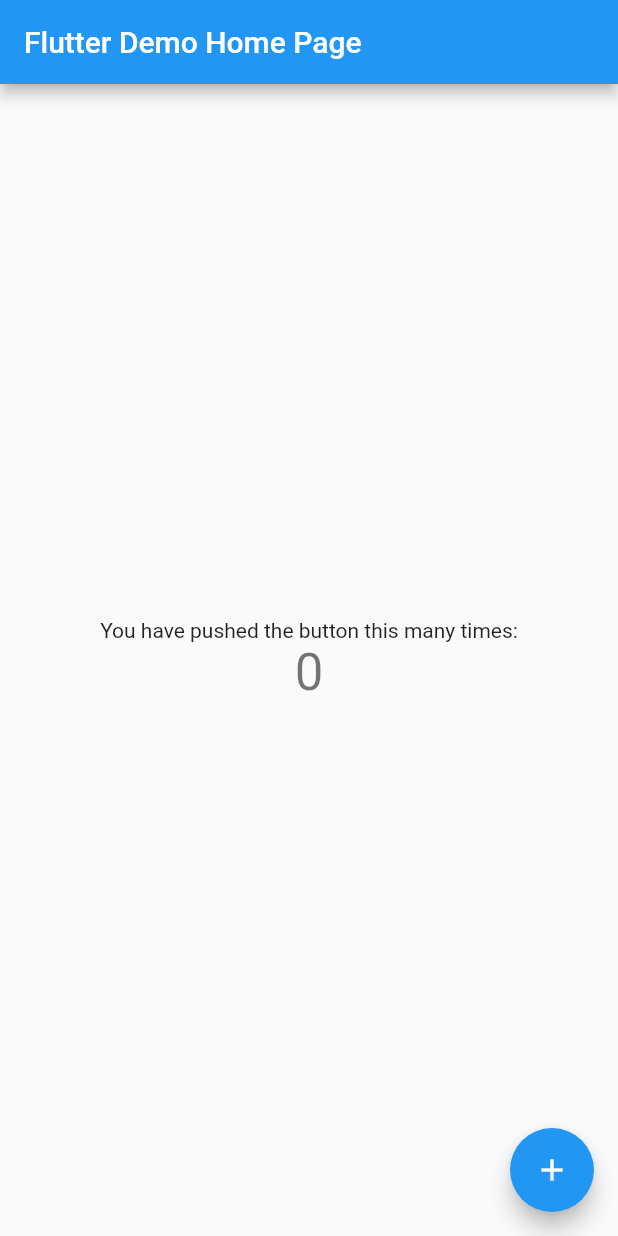
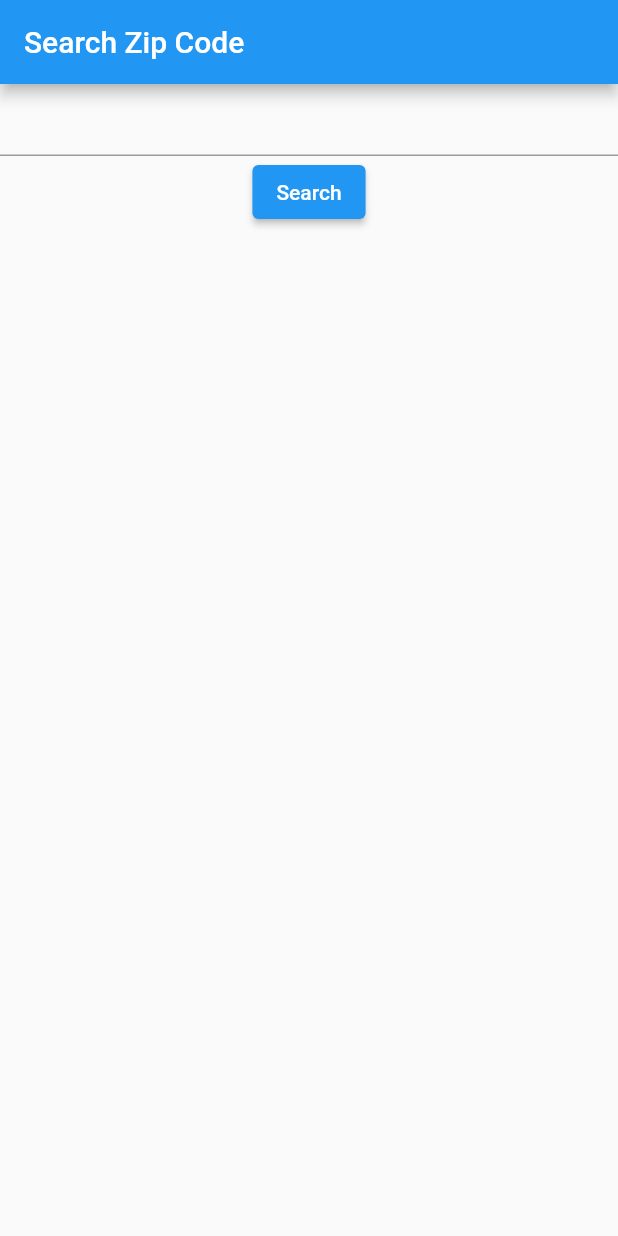
Before and after one commit to lazhcsilva/cep-app-flutter, a Flutter app: the screen it shows after launch, on a phone screen of 412 x 824 dp. Run offline on Flutter 3.47's test engine with Material 2 defaults, Android fonts, the phone set to English and light mode, and no system bars; our stand-ins replace dio.

```diff
--- a/lib/main.dart
+++ b/lib/main.dart
@@ -1,3 +1,4 @@
+import 'package:cep_app/pages/home_page.dart';
 import 'package:flutter/material.dart';
 
 void main() {
@@ -10,58 +11,11 @@ class MyApp extends StatelessWidget {
   @override
   Widget build(BuildContext context) {
     return MaterialApp(
-      title: 'Flutter Demo',
+      title: 'Search Zip Code',
       theme: ThemeData(
         primarySwatch: Colors.blue,
       ),
-      home: const MyHomePage(title: 'Flutter Demo Home Page'),
+      home: const HomePage(),
     );
   }
 }
-
-class MyHomePage extends StatefulWidget {
-  const MyHomePage({super.key, required this.title});
-
-  final String title;
-
-  @override
-  State<MyHomePage> createState() => _MyHomePageState();
-}
-
-class _MyHomePageState extends State<MyHomePage> {
-  int _counter = 0;
-
-  void _incrementCounter() {
-    setState(() {
-      _counter++;
-    });
-  }
-
-  @override
-  Widget build(BuildContext context) {
-    return Scaffold(
-      appBar: AppBar(
-        title: Text(widget.title),
-      ),
-      body: Center(
-        child: Column(
-          mainAxisAlignment: MainAxisAlignment.center,
-          children: <Widget>[
-            const Text(
-              'You have pushed the button this many times:',
-            ),
-            Text(
-              '$_counter',
-              style: Theme.of(context).textTheme.headlineMedium,
-            ),
-          ],
-        ),
-      ),
-      floatingActionButton: FloatingActionButton(
-        onPressed: _incrementCounter,
-        tooltip: 'Increment',
-        child: const Icon(Icons.add),
-      ),
-    );
-  }
-}
--- a/lib/models/address_model.dart
+++ b/lib/models/address_model.dart
@@ -1,41 +1,41 @@
 import 'dart:convert';
 
 class AddressModel {
-  final String zipCode;
-  final String address;
-  final String complement;
-  final String neighborhood;
-  final String city;
-  final String state;
+  final String cep;
+  final String logradouro;
+  final String complemento;
+  final String bairro;
+  final String localidade;
+  final String uf;
 
   AddressModel({
-    required this.zipCode,
-    required this.address,
-    required this.complement,
-    required this.neighborhood,
-    required this.city,
-    required this.state,
+    required this.cep,
+    required this.logradouro,
+    required this.complemento,
+    required this.bairro,
+    required this.localidade,
+    required this.uf,
   });
 
   Map<String, dynamic> toMap(){
     return {
-      'zipCode': zipCode,
-      'address': address,
-      'complement': complement,
-      'neighborhood': neighborhood,
-      'city': city,
-      'state': state,
+      'cep': cep,
+      'logradouro': logradouro,
+      'complemento': complemento,
+      'bairro': bairro,
+      'localidade': localidade,
+      'uf': uf,
     };
   }
 
-  factory AddressModel.fromMap(Map<String, dynamic> map){
+  factory AddressModel.fromMap(Map<String, dynamic> map) {
     return AddressModel(
-      zipCode: map['zipCode'] ?? '',
-      address: map['address'] ?? '',
-      complement: map['complement'] ?? '',
-      neighborhood: map['neigborhood'] ?? '',
-      city: map['city'] ?? '',
-      state: map['map'] ?? '',
+      cep: map['cep'] ?? '',
+      logradouro: map['logradouro'] ?? '',
+      complemento: map['complemento'] ?? '',
+      bairro: map['bairro'] ?? '',
+      localidade: map['localidade'] ?? '',
+      uf: map['uf'] ?? '',
     );
   }
 
--- /dev/null
+++ b/lib/pages/home_page.dart
@@ -0,0 +1,128 @@
+import 'package:cep_app/models/address_model.dart';
+import 'package:cep_app/repositories/zipcode_repository.dart';
+import 'package:cep_app/repositories/zipcode_repository_impl.dart';
+import 'package:flutter/material.dart';
+
+class HomePage extends StatefulWidget {
+
+  const HomePage({ super.key });
+  @override
+  State<HomePage> createState() => _HomePageState();
+}
+
+class _HomePageState extends State<HomePage>{
+
+  final ZipCodeRepository zipCodeRepository = ZipCodeRepositoryImpl();
+  AddressModel? addressModel;
+  bool loaging = false;
+
+  final formKey = GlobalKey<FormState>();
+  final zipEC = TextEditingController();
+
+  @override
+  void dispose() {
+    zipEC.dispose();
+    super.dispose();
+  }
+
+  @override
+  Widget build(BuildContext context) {
+    return Scaffold(
+      appBar: AppBar(
+        title: const Text('Search Zip Code'),
+      ),
+      body: SingleChildScrollView(
+        child: Form(
+          key: formKey,
+          child: Column(
+            children: [
+              TextFormField(
+                controller: zipEC,
+                validator: (value) {
+                  if(value == null || value.isEmpty){
+                    return 'Zip Code is required';
+                  }
+                  return null;
+                },
+              ),
+              ElevatedButton(
+                  onPressed: () async {
+                    final valid = formKey.currentState?.validate() ?? false;
+                    if(valid) {
+                      try {
+                        setState(() {
+                          loaging = true;
+                        });
+                        final addressReturn = await zipCodeRepository.getZip(zipEC.text);
+                        setState(() {
+                          loaging = false;
+                          addressModel = addressReturn;
+                        });
+                      } catch (e) {
+                        setState(() {
+                          loaging = false;
+                          addressModel = null;
+                        });
+                        ScaffoldMessenger.of(context).showSnackBar(
+                            const SnackBar(
+                                content: Text('Error when searching for zip code')),
+                        );
+                      }
+                    }
+                  },
+                  child: const Text('Search'),
+              ),
+              Visibility(
+                  visible: loaging == true,
+                  child: const CircularProgressIndicator(),
+              ),
+              Visibility(
+                  visible: addressModel != null,
+                  child: Table(
+                    defaultColumnWidth: const FixedColumnWidth(270.0),
+                    border: const TableBorder(
+                      horizontalInside: BorderSide(
+                        color: Colors.black,
+                        style: BorderStyle.solid,
+                        width: 1.0,
+                      ),
+                      verticalInside: BorderSide(
+                        color: Colors.black,
+                        style: BorderStyle.solid,
+                        width: 1.0,
+                      ),
+                    ),
+                    children: [
+                      _createLineTable("Logradouro, ${addressModel?.logradouro}"),
+                      _createLineTable("Complemento, ${addressModel?.complemento}"),
+                      _createLineTable("Bairro, ${addressModel?.bairro}"),
+                      _createLineTable("Cidade, ${addressModel?.localidade}"),
+                      _createLineTable("Estado, ${addressModel?.uf}"),
+                      _createLineTable("CEP, ${addressModel?.cep}")
+                    ],
+                  ),
+              ),
+
+            ],
+          ),
+        ),
+      ),
+    );
+  }
+
+  _createLineTable(String listNames){
+    return TableRow(
+      children: listNames.split(',').map((name) {
+        return Container(
+          alignment: Alignment.center,
+          child: Text(
+            name,
+            style: TextStyle(fontSize: 20.0),
+          ),
+          padding: EdgeInsets.all(8.0),
+        );
+      }).toList(),
+    );
+  }
+
+}
--- a/lib/repositories/zipcode_repository.dart
+++ b/lib/repositories/zipcode_repository.dart
@@ -1,5 +1,5 @@
 import 'package:cep_app/models/address_model.dart';
 
 abstract class ZipCodeRepository {
-  Future<AddressModel> getCep(String zipCode);
+  Future<AddressModel> getZip(String zipCode);
 }
--- a/lib/repositories/zipcode_repository_impl.dart
+++ b/lib/repositories/zipcode_repository_impl.dart
@@ -7,10 +7,10 @@ import './zipcode_repository.dart';
 
 class ZipCodeRepositoryImpl implements ZipCodeRepository {
   @override
-  Future<AddressModel> getCep(String zipCode) async {
+  Future<AddressModel> getZip(String zipCode) async {
     try {
       final result = await Dio().get('https://viacep.com.br/ws/$zipCode/json/');
-      return AddressModel.fromJson(result.data);
+      return AddressModel.fromMap(result.data);
     } on DioError catch(e) {
       log('Error when searching for zip code', error: e);
       throw Exception('Error when searching for zip code');
```
